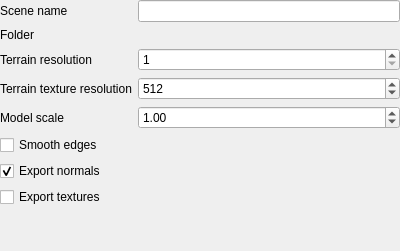
This is src/ui/3d/map3dexportwidget.ui in qgis/QGIS as Qt 5 draws it before an edit. The edited form follows.
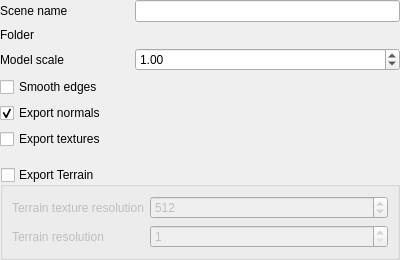
This is the edited form. Custom widgets are drawn as their Qt base class.

Commit message: qgsmap3dexportwidget: Allow to disable terrain export

```diff
--- a/src/ui/3d/map3dexportwidget.ui
+++ b/src/ui/3d/map3dexportwidget.ui
@@ -25,20 +25,7 @@
    </property>
    <item row="0" column="0">
     <layout class="QGridLayout" name="gridLayout">
-     <item row="3" column="1" colspan="2">
-      <widget class="QgsSpinBox" name="terrainTextureResolutionSpinBox">
-       <property name="minimum">
-        <number>16</number>
-       </property>
-       <property name="maximum">
-        <number>4096</number>
-       </property>
-       <property name="value">
-        <number>512</number>
-       </property>
-      </widget>
-     </item>
-     <item row="5" column="0" colspan="3">
+     <item row="3" column="0" colspan="3">
       <widget class="QCheckBox" name="smoothEdgesCheckBox">
        <property name="text">
         <string>Smooth edges</string>
@@ -52,13 +39,6 @@
        </property>
       </widget>
      </item>
-     <item row="3" column="0">
-      <widget class="QLabel" name="terrainTextureResolutionLabel">
-       <property name="text">
-        <string>Terrain texture resolution</string>
-       </property>
-      </widget>
-     </item>
      <item row="0" column="0">
       <widget class="QLabel" name="sceneNameLabel">
        <property name="text">
@@ -69,7 +49,7 @@
      <item row="1" column="1" colspan="2">
       <widget class="QgsFileWidget" name="selectFolderWidget" native="true"/>
      </item>
-     <item row="8" column="1">
+     <item row="8" column="0">
       <spacer name="verticalSpacer">
        <property name="orientation">
         <enum>Qt::Vertical</enum>
@@ -82,27 +62,14 @@
        </property>
       </spacer>
      </item>
-     <item row="7" column="0" colspan="3">
+     <item row="5" column="0" colspan="3">
       <widget class="QCheckBox" name="exportTexturesCheckBox">
        <property name="text">
         <string>Export textures</string>
        </property>
       </widget>
      </item>
-     <item row="2" column="1" colspan="2">
-      <widget class="QgsSpinBox" name="terrainResolutionSpinBox">
-       <property name="minimum">
-        <number>1</number>
-       </property>
-       <property name="maximum">
-        <number>4096</number>
-       </property>
-       <property name="value">
-        <number>1</number>
-       </property>
-      </widget>
-     </item>
-     <item row="6" column="0" colspan="3">
+     <item row="4" column="0" colspan="3">
       <widget class="QCheckBox" name="exportNormalsCheckBox">
        <property name="text">
         <string>Export normals</string>
@@ -115,17 +82,10 @@
        </property>
       </widget>
      </item>
-     <item row="2" column="0">
-      <widget class="QLabel" name="terrainResolutionLabel">
-       <property name="text">
-        <string>Terrain resolution</string>
-       </property>
-      </widget>
-     </item>
      <item row="0" column="1" colspan="2">
       <widget class="QLineEdit" name="sceneNameLineEdit"/>
      </item>
-     <item row="4" column="1" colspan="2">
+     <item row="2" column="1" colspan="2">
       <widget class="QgsDoubleSpinBox" name="scaleSpinBox">
        <property name="minimum">
         <double>0.100000000000000</double>
@@ -138,13 +98,84 @@
        </property>
       </widget>
      </item>
-     <item row="4" column="0">
+     <item row="2" column="0">
       <widget class="QLabel" name="label_3">
        <property name="text">
         <string>Model scale</string>
        </property>
       </widget>
      </item>
+     <item row="6" column="0" colspan="3">
+      <spacer name="fixedSpacer12">
+       <property name="orientation">
+        <enum>Qt::Vertical</enum>
+       </property>
+       <property name="sizeHint">
+        <size>
+         <width>20</width>
+         <height>12</height>
+        </size>
+       </property>
+       <property name="sizeType">
+        <enum>QSizePolicy::Fixed</enum>
+       </property>
+      </spacer>
+     </item>
+     <item row="7" column="0" colspan="3">
+      <widget class="QGroupBox" name="terrainGroup">
+       <property name="title">
+         <string>Export Terrain</string>
+       </property>
+       <property name="checkable">
+        <bool>true</bool>
+       </property>
+       <property name="checked">
+        <bool>false</bool>
+       </property>
+       <layout class="QGridLayout" name="terrainLayout">
+        <item row="0" column="0">
+         <widget class="QLabel" name="terrainTextureResolutionLabel">
+          <property name="text">
+           <string>Terrain texture resolution</string>
+          </property>
+         </widget>
+        </item>
+        <item row="0" column="1" colspan="2">
+         <widget class="QgsSpinBox" name="terrainTextureResolutionSpinBox">
+          <property name="minimum">
+           <number>16</number>
+          </property>
+          <property name="maximum">
+           <number>4096</number>
+          </property>
+          <property name="value">
+           <number>512</number>
+          </property>
+         </widget>
+        </item>
+        <item row="1" column="0">
+         <widget class="QLabel" name="terrainResolutionLabel">
+          <property name="text">
+           <string>Terrain resolution</string>
+          </property>
+         </widget>
+        </item>
+        <item row="1" column="1" colspan="2">
+         <widget class="QgsSpinBox" name="terrainResolutionSpinBox">
+          <property name="minimum">
+           <number>1</number>
+          </property>
+          <property name="maximum">
+           <number>4096</number>
+          </property>
+          <property name="value">
+           <number>1</number>
+          </property>
+         </widget>
+        </item>
+       </layout>
+      </widget>
+     </item>
     </layout>
    </item>
   </layout>
```
The commit also changes 1 other file.
